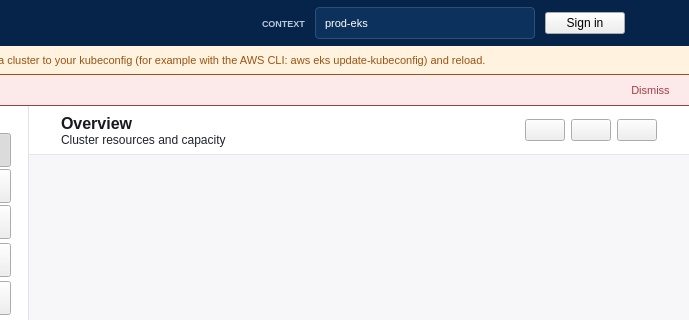
Old version of the form src/kubescope/ui/main_window.ui in the repository dcotecnologia/kubescope; both pictures show x 291 to 980 and y 0 to 320 of the 980 by 640 pixel window.
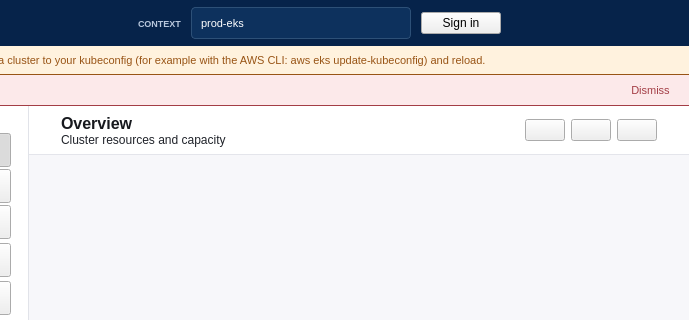
New version of the form. Icons and pictures are not drawn.

Commit message:
feat(window): draw the title bar in the top bar
The window gives up the title bar of the system and puts the minimize, maximize and close buttons in the top bar, which saves a row of space. The bar moves the window and a strip around it resizes it. A setting brings the system's title bar back, for desktops where moving or resizing misbehaves.

Patch:
```diff
--- a/src/kubescope/ui/main_window.ui
+++ b/src/kubescope/ui/main_window.ui
@@ -430,6 +430,96 @@
          </property>
         </widget>
        </item>
+       <item>
+        <widget class="QWidget" name="windowControls">
+         <property name="visible">
+          <bool>false</bool>
+         </property>
+         <layout class="QHBoxLayout" name="windowControlsLayout">
+          <property name="spacing">
+           <number>0</number>
+          </property>
+          <property name="leftMargin">
+           <number>0</number>
+          </property>
+          <property name="topMargin">
+           <number>0</number>
+          </property>
+          <property name="rightMargin">
+           <number>0</number>
+          </property>
+          <property name="bottomMargin">
+           <number>0</number>
+          </property>
+           <item>
+            <widget class="QPushButton" name="minimizeButton">
+             <property name="minimumSize">
+              <size>
+               <width>38</width>
+               <height>32</height>
+              </size>
+             </property>
+             <property name="maximumSize">
+              <size>
+               <width>38</width>
+               <height>32</height>
+              </size>
+             </property>
+             <property name="flat">
+              <bool>true</bool>
+             </property>
+             <property name="windowControl" stdset="0">
+              <string notr="true">true</string>
+             </property>
+            </widget>
+           </item>
+           <item>
+            <widget class="QPushButton" name="maximizeButton">
+             <property name="minimumSize">
+              <size>
+               <width>38</width>
+               <height>32</height>
+              </size>
+             </property>
+             <property name="maximumSize">
+              <size>
+               <width>38</width>
+               <height>32</height>
+              </size>
+             </property>
+             <property name="flat">
+              <bool>true</bool>
+             </property>
+             <property name="windowControl" stdset="0">
+              <string notr="true">true</string>
+             </property>
+            </widget>
+           </item>
+           <item>
+            <widget class="QPushButton" name="windowCloseButton">
+             <property name="minimumSize">
+              <size>
+               <width>38</width>
+               <height>32</height>
+              </size>
+             </property>
+             <property name="maximumSize">
+              <size>
+               <width>38</width>
+               <height>32</height>
+              </size>
+             </property>
+             <property name="flat">
+              <bool>true</bool>
+             </property>
+             <property name="windowControl" stdset="0">
+              <string notr="true">close</string>
+             </property>
+            </widget>
+           </item>
+         </layout>
+        </widget>
+       </item>
       </layout>
      </widget>
     </item>
```
Left out of the diff: 8 changed lines with no effect on the pictures. The commit also changes 32 other files.
